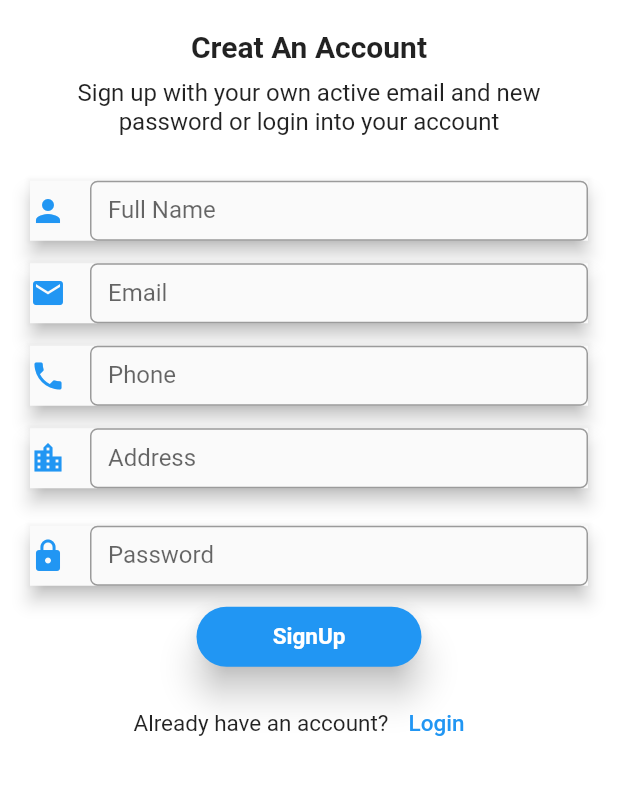
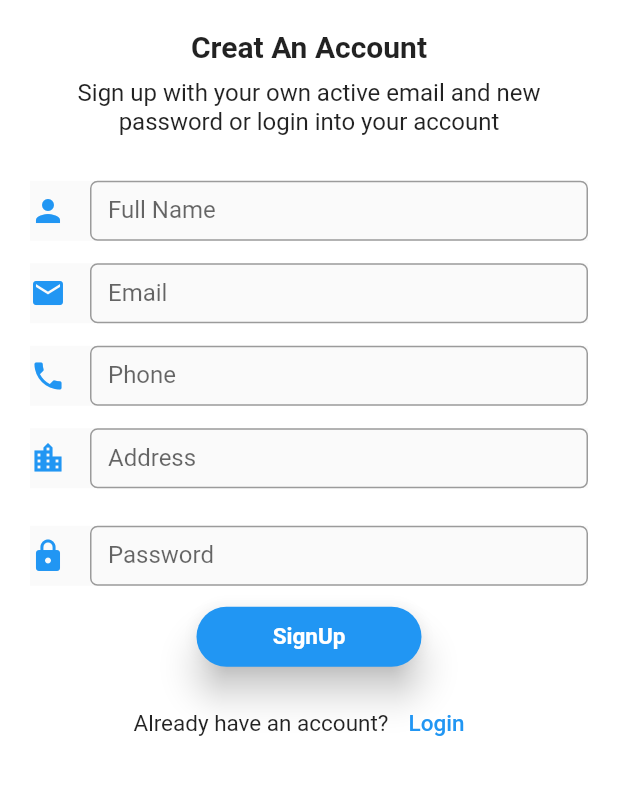
Before and after one commit to kiran22985/Mistri_gang, a Flutter app: the RegisterPage1 screen opened by its route, on a phone screen of 412 x 824 dp, the part 291-1086 px from its top. Run offline on Flutter 3.47's test engine with Material 2 defaults, Android fonts, the phone set to English and light mode, and no system bars.

Commit message:
some changes detected

```diff
--- a/lib/main.dart
+++ b/lib/main.dart
@@ -30,7 +30,7 @@ class MyApp extends StatelessWidget {
         // is not restarted.
         primarySwatch: Colors.blue,
       ),
-      initialRoute: '/login',
+      initialRoute: '/',
       routes:  {
           '/':(context) => const WelcomePage(),
           '/accountchoose':(context) => const AccountChosePage(),
--- a/lib/screen/register.dart
+++ b/lib/screen/register.dart
@@ -69,7 +69,7 @@ class _RegisterPage1State extends State<RegisterPage1> {
                     height: 40,
                     padding: const EdgeInsets.fromLTRB(20, 0, 20, 0),
                     child: Material(
-                      elevation: 5,
+                      //elevation: 5,
                       child: TextFormField(
                         onSaved: (value) {
                           //username = value!;
@@ -94,7 +94,7 @@ class _RegisterPage1State extends State<RegisterPage1> {
                     height: 40,
                     padding: const EdgeInsets.fromLTRB(20, 0, 20, 0),
                     child: Material(
-                      elevation: 5,
+                      //elevation: 5,
                       child: TextFormField(
                         onSaved: (value) {
                           //email = value!;
@@ -119,7 +119,7 @@ class _RegisterPage1State extends State<RegisterPage1> {
                     height: 40,
                     padding: const EdgeInsets.fromLTRB(20, 0, 20, 0),
                     child: Material(
-                      elevation: 5,
+                      //elevation: 5,
                       child: TextFormField(
                         onSaved: (value) {
                           //phone = value!;
@@ -144,7 +144,7 @@ class _RegisterPage1State extends State<RegisterPage1> {
                     height: 40,
                     padding: const EdgeInsets.fromLTRB(20, 0, 20, 0),
                     child: Material(
-                      elevation: 5,
+                      //elevation: 5,
                       child: TextFormField(
                         onSaved: (value) {
                           //phone = value!;
@@ -170,7 +170,7 @@ class _RegisterPage1State extends State<RegisterPage1> {
                     height: 50,
                     padding: const EdgeInsets.fromLTRB(20, 10, 20, 0),
                     child: Material(
-                      elevation: 5,
+                      //elevation: 5,
                       child: TextFormField(
                         onSaved: (value) {
                           //password = value!;
```
